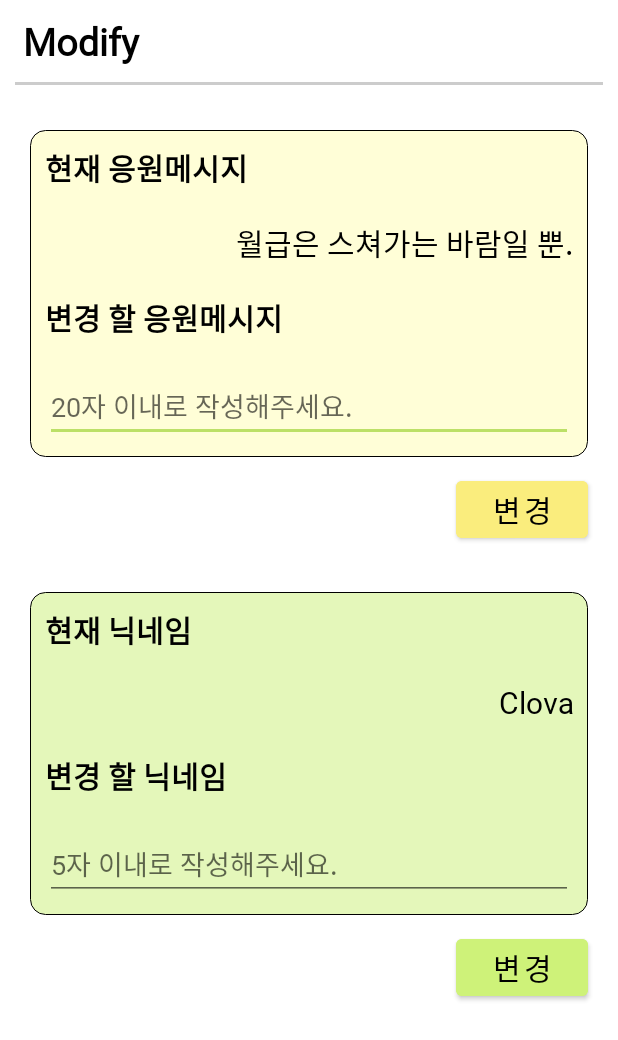
After one commit to wjdgml3092/Clova, an Android app: the layout fragment_modify_messagenickname.xml on its own in the app's theme, with its tools: preview values and no code run, on a phone screen of 412 x 824 dp. The commit adds this screen. Shown: the top 1040 px of the screen. Run offline under Robolectric (Android 15) with nearby library versions, the phone set to English and light mode, and no system bars.

Commit message:
feat: mypage infomation modify
비밀번호 재설정
닉네임, 메시지 수정

```diff
--- /dev/null
+++ b/app/src/main/res/layout/fragment_modify_messagenickname.xml
@@ -0,0 +1,151 @@
+<?xml version="1.0" encoding="utf-8"?>
+<androidx.constraintlayout.widget.ConstraintLayout xmlns:android="http://schemas.android.com/apk/res/android"
+    xmlns:tools="http://schemas.android.com/tools"
+    android:layout_width="match_parent"
+    android:layout_height="match_parent"
+    xmlns:app="http://schemas.android.com/apk/res-auto"
+    tools:context=".mypage.ModifyMessageNickname">
+
+    <TextView
+        android:id="@+id/know_mypage"
+        android:layout_width="match_parent"
+        android:layout_height="wrap_content"
+        android:text="Modify"
+        android:textSize="25dp"
+        android:textStyle="bold"
+        android:layout_marginLeft="15dp"
+        android:layout_marginTop="10dp"
+        app:layout_constraintTop_toTopOf="parent"
+        tools:ignore="MissingConstraints" />
+
+    <View
+        android:id="@+id/line"
+        android:layout_width="match_parent"
+        android:layout_height="2dp"
+        android:layout_margin="10dp"
+        android:background="#CCCCCC"
+        app:layout_constraintTop_toBottomOf="@+id/know_mypage" />
+
+    <LinearLayout
+        android:id="@+id/mess_linear"
+        android:layout_width="match_parent"
+        android:layout_height="wrap_content"
+        android:orientation="vertical"
+        android:layout_marginLeft="20dp"
+        android:layout_marginRight="20dp"
+        android:layout_marginTop="30dp"
+        android:background="@drawable/home_yellow_shape"
+        app:layout_constraintTop_toBottomOf="@id/line">
+
+        <TextView
+            android:layout_width="match_parent"
+            android:layout_height="wrap_content"
+            android:text="현재 응원메시지"
+            android:textStyle="bold"
+            android:layout_margin="10dp"
+            android:textSize="20dp" />
+
+        <TextView
+            android:id="@+id/text_mess"
+            android:layout_width="match_parent"
+            android:layout_height="wrap_content"
+            android:layout_marginTop="10dp"
+            android:text="월급은 스쳐가는 바람일 뿐."
+            android:layout_margin="10dp"
+            android:textAlignment="viewEnd"
+            android:textSize="20dp" />
+
+        <TextView
+            android:layout_width="match_parent"
+            android:layout_height="wrap_content"
+            android:text="변경 할 응원메시지"
+            android:layout_margin="10dp"
+            android:layout_marginTop="30dp"
+            android:textStyle="bold"
+            android:textSize="20dp" />
+
+        <EditText
+            android:id="@+id/modify_message"
+            android:layout_width="match_parent"
+            android:layout_height="wrap_content"
+            android:layout_marginTop="15dp"
+            android:hint="20자 이내로 작성해주세요."
+            android:layout_margin="10dp"
+            android:maxLength="20"/>
+
+    </LinearLayout>
+
+    <Button
+        android:id="@+id/registerMessBtn"
+        android:layout_width="wrap_content"
+        android:layout_height="wrap_content"
+        android:text="변경"
+        android:textSize="20dp"
+        android:backgroundTint="#FAED7D"
+        android:textColor="@color/black"
+        android:layout_marginTop="10dp"
+        app:layout_constraintTop_toBottomOf="@+id/mess_linear"
+        app:layout_constraintRight_toRightOf="@+id/mess_linear"/>
+
+    <LinearLayout
+        android:id="@+id/nick_linear"
+        android:layout_width="match_parent"
+        android:layout_height="wrap_content"
+        android:orientation="vertical"
+        android:layout_marginLeft="20dp"
+        android:layout_marginRight="20dp"
+        android:layout_marginTop="30dp"
+        android:background="@drawable/home_green_shape"
+        app:layout_constraintTop_toBottomOf="@id/registerMessBtn">
+
+        <TextView
+            android:layout_width="match_parent"
+            android:layout_height="wrap_content"
+            android:text="현재 닉네임"
+            android:textStyle="bold"
+            android:layout_margin="10dp"
+            android:textSize="20dp" />
+
+        <TextView
+            android:id="@+id/text_nick"
+            android:layout_width="match_parent"
+            android:layout_height="wrap_content"
+            android:layout_marginTop="10dp"
+            android:text="Clova"
+            android:layout_margin="10dp"
+            android:textAlignment="viewEnd"
+            android:textSize="20dp" />
+
+        <TextView
+            android:layout_width="match_parent"
+            android:layout_height="wrap_content"
+            android:text="변경 할 닉네임"
+            android:layout_margin="10dp"
+            android:layout_marginTop="30dp"
+            android:textStyle="bold"
+            android:textSize="20dp" />
+
+        <EditText
+            android:id="@+id/modify_nickname"
+            android:layout_width="match_parent"
+            android:layout_height="wrap_content"
+            android:hint="5자 이내로 작성해주세요."
+            android:layout_margin="10dp"
+            android:maxLength="5"/>
+
+    </LinearLayout>
+
+    <Button
+        android:id="@+id/registerNickBtn"
+        android:layout_width="wrap_content"
+        android:layout_height="wrap_content"
+        android:text="변경"
+        android:textSize="20dp"
+        android:backgroundTint="#CEF279"
+        android:textColor="@color/black"
+        android:layout_marginTop="10dp"
+        app:layout_constraintTop_toBottomOf="@+id/nick_linear"
+        app:layout_constraintRight_toRightOf="@+id/nick_linear"/>
+
+
+</androidx.constraintlayout.widget.ConstraintLayout>
```
Also changed, not shown: app/src/main/java/com/example/clova/mypage/ModifyMessage.java (deleted, +0 -126 lines), app/src/main/java/com/example/clova/mypage/ModifyMessageNickname.java (added, +196 -0 lines), app/src/main/java/com/example/clova/mypage/MyPageFragment.java (+13 -7 lines), app/src/main/res/layout/fragment_modify_message.xml (deleted, +0 -67 lines).
